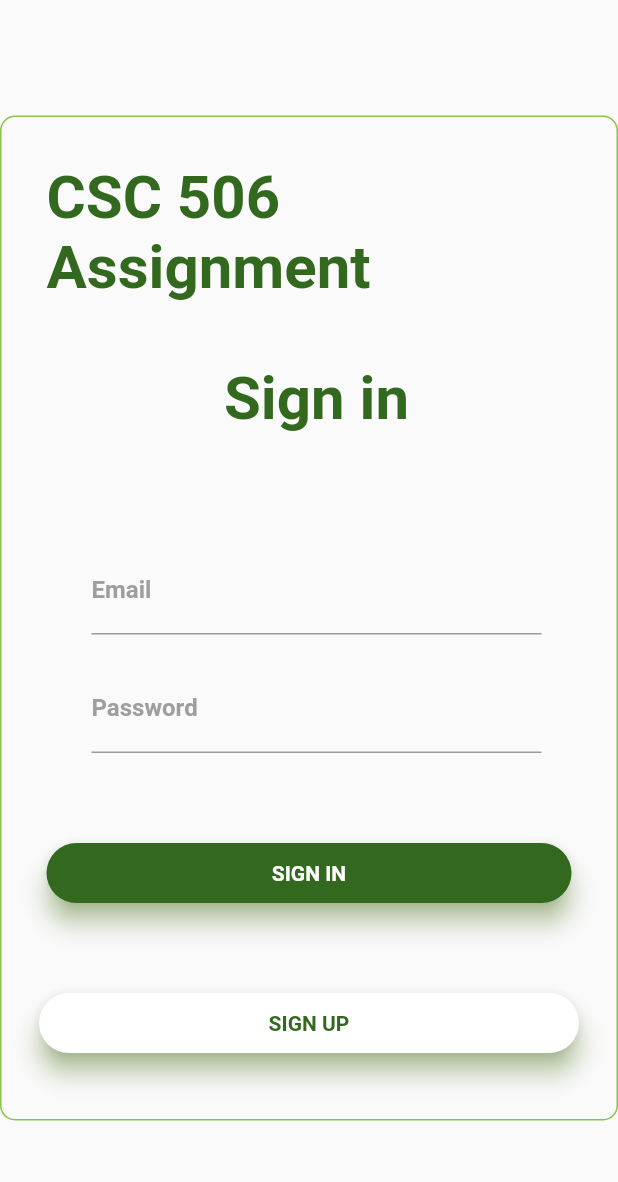
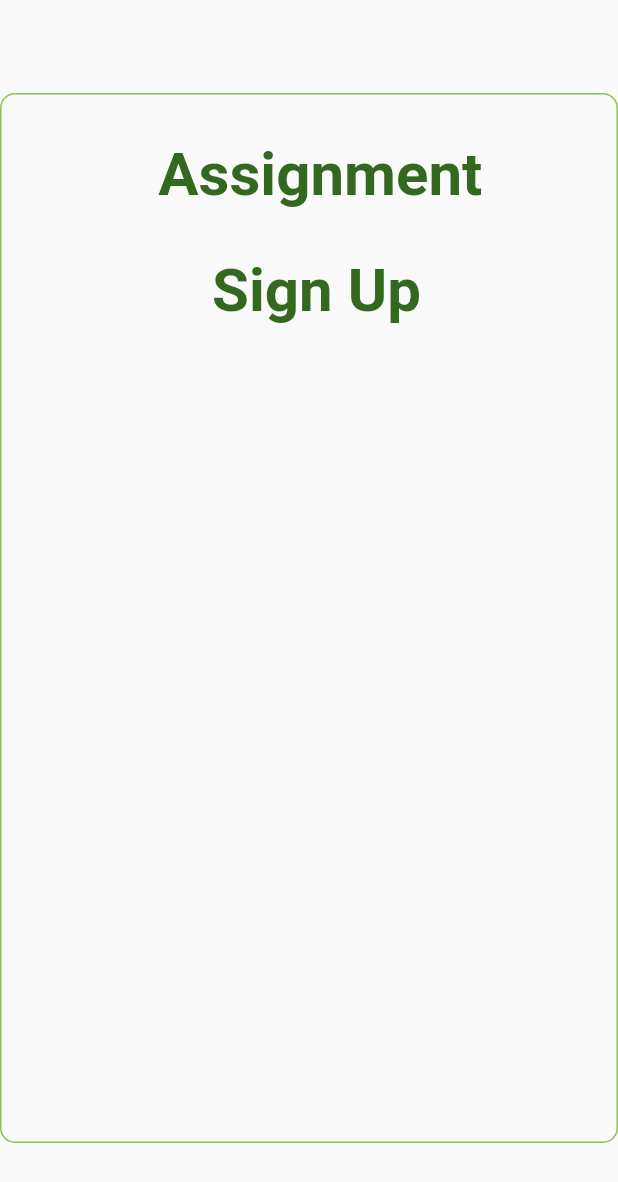
Before and after one commit to HauwaInuwa/CSC-506, a Flutter app: the screen it shows after launch, after a tap on "SIGN UP", on a phone screen of 412 x 824 dp. Shown: the top 1182 px of the screen. Run offline on Flutter 3.47's test engine with Material 2 defaults, Android fonts, the phone set to English and light mode, and no system bars; Roboto replaces fonts that are missing (Montserrat).

Commit message:
SignUp and Signin pages were linked and texts were created

```diff
--- a/lib/main.dart
+++ b/lib/main.dart
@@ -1,4 +1,5 @@
 import 'package:flutter/material.dart';
+import 'signup.dart';
 
 void main() {
   runApp(MyApp());
@@ -9,6 +10,9 @@ class MyApp extends StatelessWidget {
   Widget build(BuildContext context) {
     return MaterialApp(
       debugShowCheckedModeBanner: false,
+      routes: <String, WidgetBuilder>{
+        '/signup': (BuildContext context) => new SignupPage()
+      },
       home: new MyHomePage(),
     );
   }
@@ -127,7 +131,9 @@ class _MyHomePageState extends State<MyHomePage> {
                       elevation: 7.0,
                       child: GestureDetector(
                         // function when you tap i.e move to home page
-                        onTap: () {},
+                        onTap: () {
+                          Navigator.of(context).pushNamed('/signup');
+                        },
                         child: Center(
                           child: Text(
                             'SIGN UP',
--- a/lib/signup.dart
+++ b/lib/signup.dart
@@ -0,0 +1,48 @@
+import 'package:flutter/material.dart';
+
+class SignupPage extends StatefulWidget {
+  @override
+  _SignupPageState createState() => _SignupPageState();
+}
+
+class _SignupPageState extends State<SignupPage> {
+  @override
+  Widget build(BuildContext context) {
+    return new Scaffold(
+      resizeToAvoidBottomInset: true,
+      //backgroundColor: Colors.teal[900],
+      body: Center(
+        child: Container(
+          height: 700,
+          width: 700,
+          decoration: BoxDecoration(
+            border: Border.all(color: Colors.lightGreen),
+            borderRadius: BorderRadius.circular(10.0),
+          ),
+          child: Column(
+              crossAxisAlignment: CrossAxisAlignment.start,
+              children: <Widget>[
+                Center(
+                  child: Container(
+                      padding: EdgeInsets.fromLTRB(30.0, 30.0, 15.0, 10.0),
+                      child: Text('Assignment',
+                          style: TextStyle(
+                              fontSize: 40.0,
+                              fontWeight: FontWeight.bold,
+                              color: Colors.lightGreen[900]))),
+                ),
+                Center(
+                  child: Container(
+                      padding: EdgeInsets.fromLTRB(20.0, 20.0, 10.0, 5.0),
+                      child: Text('Sign Up',
+                          style: TextStyle(
+                              fontSize: 40.0,
+                              fontWeight: FontWeight.bold,
+                              color: Colors.lightGreen[900]))),
+                ),
+              ]),
+        ),
+      ),
+    );
+  }
+}
```
